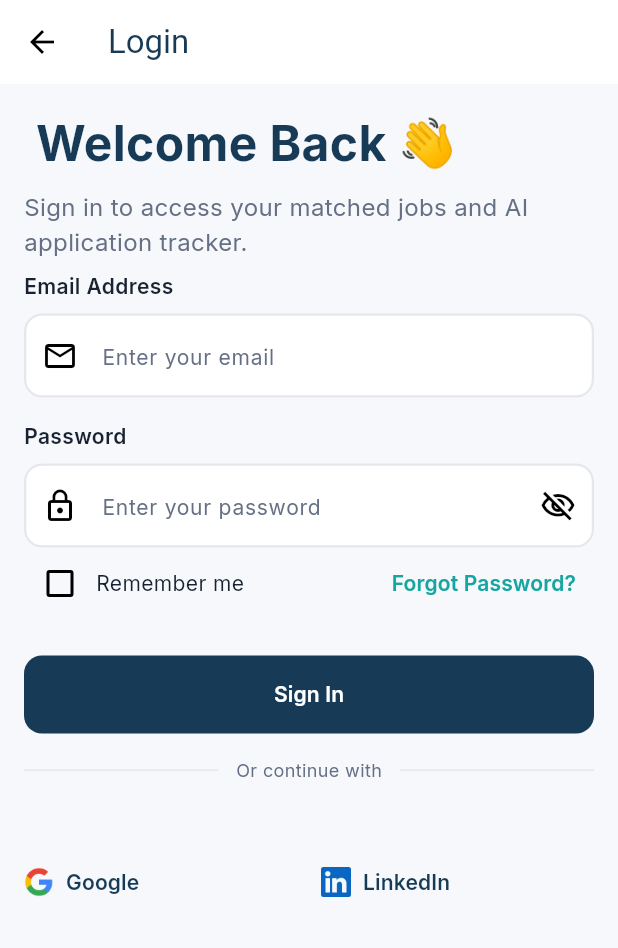
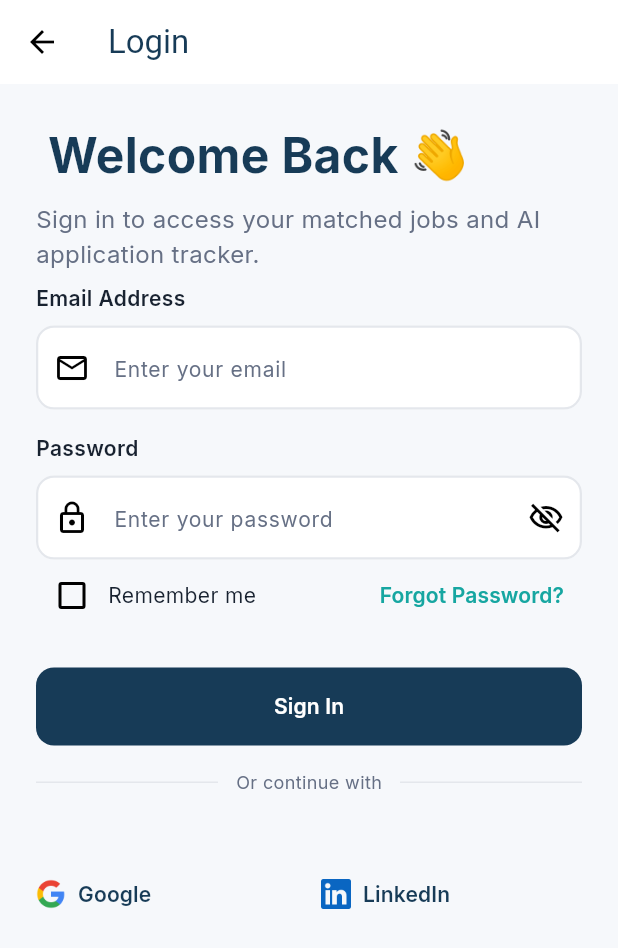
Before and after one commit to yasmeenn123/career_match, a Flutter app: the screen it shows after launch, on a phone screen of 412 x 824 dp. Shown: the top 948 px of the screen. Run offline on Flutter 3.47's test engine with Material 3 defaults, Android fonts, the phone set to English and light mode, and no system bars; our stand-ins replace google_fonts.

Commit message:
Complete login screen UI

```diff
--- a/lib/features/auth/presentation/screens/login_screen.dart
+++ b/lib/features/auth/presentation/screens/login_screen.dart
@@ -1,12 +1,11 @@
 import 'package:flutter/material.dart';
-import 'package:graduation_project/core/app%20constants/app_assets.dart';
 import 'package:graduation_project/core/theme/app_color.dart';
 import 'package:graduation_project/core/theme/app_size.dart';
-import 'package:graduation_project/core/theme/app_text_style.dart';
 import 'package:graduation_project/core/widgets/app_button.dart';
 import 'package:graduation_project/core/widgets/app_text_field.dart';
+import 'package:graduation_project/features/auth/presentation/widgets/auth_header.dart';
 import 'package:graduation_project/features/auth/presentation/widgets/remember_me_row.dart';
-import 'package:graduation_project/features/auth/presentation/widgets/social_login_button.dart';
+import 'package:graduation_project/features/auth/presentation/widgets/social_login_section.dart';
 class LoginScreen extends StatefulWidget {
   const LoginScreen({super.key});
 
@@ -29,19 +28,11 @@ class _LoginScreenState extends State<LoginScreen> {
       body: SafeArea(
         child: SingleChildScrollView(
           child: Padding(
-            padding: const EdgeInsets.all(AppSize.spaceMd),
+            padding: const EdgeInsets.all(AppSize.spaceLg),
             child: Column(
               crossAxisAlignment: CrossAxisAlignment.start,
               children: [
-                Text(' Welcome Back 👋',style: AppTextStyle.displayLg.copyWith(
-                  color: AppColor.navy
-                ),),
-                const SizedBox(height: AppSize.spaceSm),
-                Text('Sign in to access your matched jobs and AI application tracker.',
-                  style: AppTextStyle.bodyLg.copyWith(
-                  color: AppColor.textSecondary,
-                ),
-                ),
+                AuthHeader(),
                 const SizedBox(height: AppSize.spaceSm),
                 const AppTextField(
                   label: 'Email Address',
@@ -65,48 +56,7 @@ class _LoginScreenState extends State<LoginScreen> {
                 const SizedBox(height: AppSize.spaceLg),
                 AppButton(text: 'Sign In',onPressed: (){},),
                 const SizedBox(height: AppSize.spaceMd),
-
-
-Row(
-  children: [
-    Expanded(
-      child: Divider(
-        thickness: 1,
-        color: AppColor.border,
-      ),
-          ),
-      const SizedBox(width: 12),
-      Text(
-        'Or continue with',
-        style: AppTextStyle.bodySm.copyWith(
-          color: AppColor.textSecondary,
-        ),
-      ),
-          const SizedBox(width: 12),
-
-    Expanded(
-      child: Divider(
-        thickness: 1,
-        color: AppColor.border,
-      ),
-    ),
-
-  ],
-),                const SizedBox(height: AppSize.spaceLg),
-
-
-                const SizedBox(height: AppSize.spaceMd),
-
-                Row(
-                  children: [
-                    SocialLoginButton(title: 'Google', imagePath: AppAssets.google, onPressed: (){}),
-                    const SizedBox(width: AppSize.spaceMd),
-
-                    SocialLoginButton(title: 'LinkedIn', imagePath: AppAssets.linkedin, onPressed: (){}),
-
-                  ],
-                )
-
+                SocialLoginSection(),
               ],
             ),
           ),
--- /dev/null
+++ b/lib/features/auth/presentation/widgets/auth_header.dart
@@ -0,0 +1,29 @@
+import 'package:flutter/material.dart';
+
+import '../../../../core/theme/app_color.dart';
+import '../../../../core/theme/app_size.dart';
+import '../../../../core/theme/app_text_style.dart';
+
+class AuthHeader extends StatelessWidget {
+  const AuthHeader({super.key});
+
+  @override
+  Widget build(BuildContext context) {
+    return Column(
+      crossAxisAlignment: CrossAxisAlignment.start,
+
+      children: [
+        Text(' Welcome Back 👋',style: AppTextStyle.displayLg.copyWith(
+            color: AppColor.navy
+        ),),
+        const SizedBox(height: AppSize.spaceSm),
+        Text('Sign in to access your matched jobs and AI application tracker.',
+          style: AppTextStyle.bodyLg.copyWith(
+            color: AppColor.textSecondary,
+          ),
+        ),
+
+      ],
+        );
+  }
+}
--- /dev/null
+++ b/lib/features/auth/presentation/widgets/social_login_section.dart
@@ -0,0 +1,60 @@
+import 'package:flutter/material.dart';
+import 'package:graduation_project/features/auth/presentation/widgets/social_login_button.dart';
+
+import '../../../../core/app constants/app_assets.dart';
+import '../../../../core/theme/app_color.dart';
+import '../../../../core/theme/app_size.dart';
+import '../../../../core/theme/app_text_style.dart';
+
+class SocialLoginSection extends StatelessWidget {
+  const SocialLoginSection({super.key});
+
+  @override
+  Widget build(BuildContext context) {
+    return Column(
+      children: [
+
+        Row(
+          children: [
+            Expanded(
+              child: Divider(
+                thickness: 1,
+                color: AppColor.border,
+              ),
+            ),
+            const SizedBox(width: 12),
+            Text(
+              'Or continue with',
+              style: AppTextStyle.bodySm.copyWith(
+                color: AppColor.textSecondary,
+              ),
+            ),
+            const SizedBox(width: 12),
+
+            const Expanded(
+              child: Divider(
+                thickness: 1,
+                color: AppColor.border,
+              ),
+            ),
+
+          ],
+        ),
+        const SizedBox(height: AppSize.spaceLg),
+
+        const SizedBox(height: AppSize.spaceMd),
+         Row(
+          children: [
+            SocialLoginButton(title: 'Google', imagePath: AppAssets.google, onPressed: (){}),
+            const SizedBox(width: AppSize.spaceMd),
+
+            SocialLoginButton(title: 'LinkedIn', imagePath: AppAssets.linkedin, onPressed: (){}),
+
+          ],
+        )
+
+
+      ],
+    );
+  }
+}
```
Also changed, not shown: lib/features/auth/presentation/widgets/auth_switch_row.dart (added).
